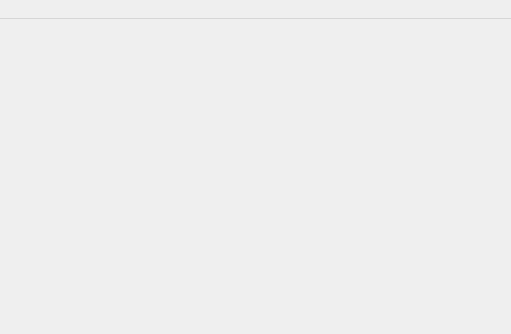
Old version of the form CPU-Usage/mainwindow.ui in the repository jentor67/Qt6Cmake; both pictures show x 289 to 800 and y 0 to 334 of the 800 by 600 pixel window.
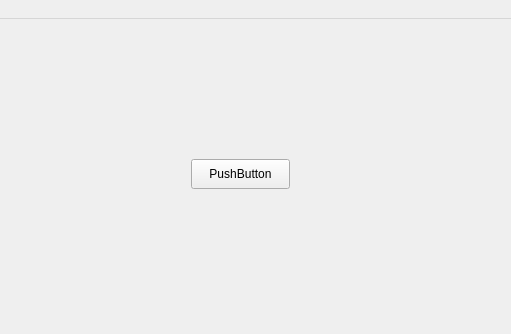
New version of the form.

Commit message: QStyle button added

```diff
--- a/CPU-Usage/mainwindow.ui
+++ b/CPU-Usage/mainwindow.ui
@@ -79,6 +79,19 @@
      </item>
     </layout>
    </widget>
+   <widget class="QPushButton" name="pushButton">
+    <property name="geometry">
+     <rect>
+      <x>480</x>
+      <y>140</y>
+      <width>99</width>
+      <height>30</height>
+     </rect>
+    </property>
+    <property name="text">
+     <string>PushButton</string>
+    </property>
+   </widget>
   </widget>
   <widget class="QMenuBar" name="menubar">
    <property name="geometry">
```
The commit also changes 6 other files.
